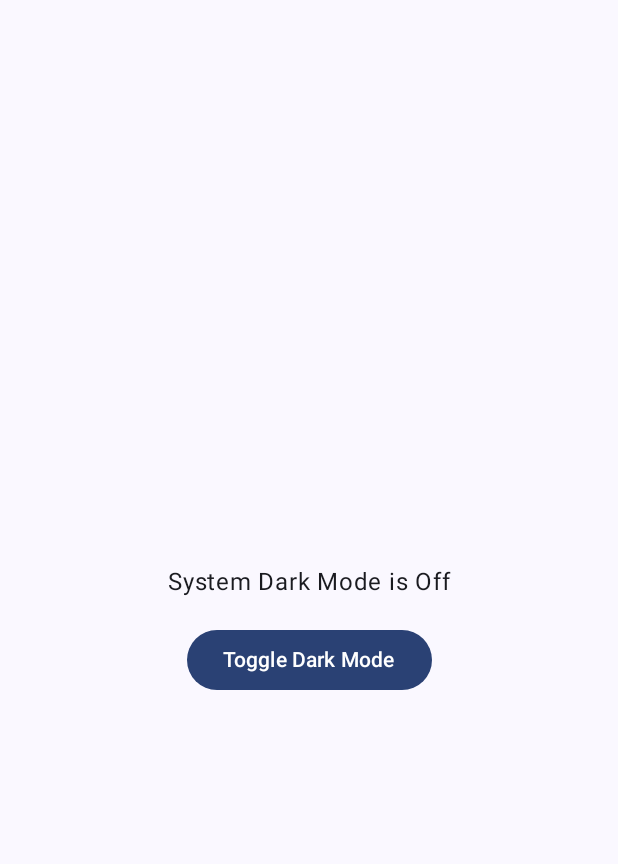
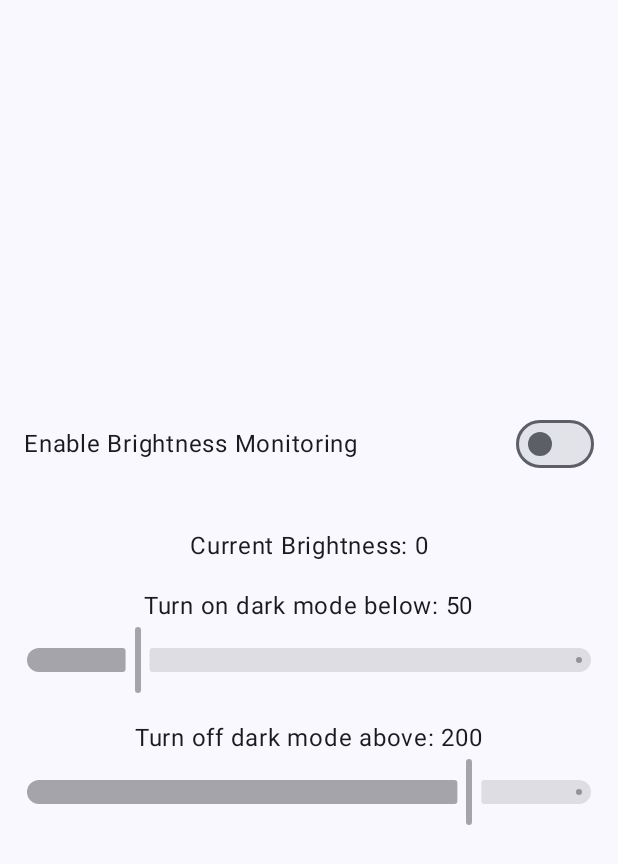
Before and after one commit to rashil2000/TurnOffTheFlash, an Android app built with Jetpack Compose: the screen it shows after launch (MainActivity), on a phone screen of 412 x 824 dp. Shown: the top 864 px of the screen. Run offline under Robolectric (Android 15) with nearby library versions, the phone set to English and light mode, and no system bars.

Commit message:
Add working implementation of foreground brightness monitoring service

```diff
--- a/app/build.gradle.kts
+++ b/app/build.gradle.kts
@@ -39,6 +39,7 @@ android {
 dependencies {
 
     implementation(libs.androidx.core.ktx)
+    implementation("androidx.datastore:datastore-preferences:1.1.1")
     implementation(libs.androidx.lifecycle.runtime.ktx)
     implementation(libs.androidx.activity.compose)
     implementation(platform(libs.androidx.compose.bom))
--- a/app/src/main/java/com/example/turnofftheflash/MainActivity.kt
+++ b/app/src/main/java/com/example/turnofftheflash/MainActivity.kt
@@ -1,41 +1,40 @@
 package com.example.turnofftheflash
 
-import android.app.UiModeManager
-import android.content.ContentResolver
-import android.content.Context
-import android.content.pm.PackageManager
+import android.content.Intent
 import android.os.Bundle
-import android.provider.Settings
 import androidx.activity.ComponentActivity
 import androidx.activity.compose.setContent
 import androidx.activity.enableEdgeToEdge
-import androidx.compose.foundation.layout.Arrangement
-import androidx.compose.foundation.layout.Column
 import androidx.compose.foundation.layout.fillMaxSize
 import androidx.compose.foundation.layout.padding
-import androidx.compose.material3.Button
 import androidx.compose.material3.Scaffold
-import androidx.compose.material3.Text
-import androidx.compose.runtime.Composable
-import androidx.compose.runtime.getValue
-import androidx.compose.runtime.mutableStateOf
-import androidx.compose.runtime.remember
-import androidx.compose.runtime.setValue
-import androidx.compose.ui.Alignment
 import androidx.compose.ui.Modifier
-import androidx.compose.ui.platform.LocalContext
-import androidx.compose.ui.tooling.preview.Preview
-import androidx.compose.ui.unit.dp
+import androidx.lifecycle.lifecycleScope
+import com.example.turnofftheflash.ui.MainScreen
 import com.example.turnofftheflash.ui.theme.TurnOffTheFlashTheme
+import kotlinx.coroutines.flow.first
+import kotlinx.coroutines.launch
 
 class MainActivity : ComponentActivity() {
+
+    private lateinit var settingsManager: SettingsManager
+
     override fun onCreate(savedInstanceState: Bundle?) {
         super.onCreate(savedInstanceState)
+        settingsManager = SettingsManager(this)
+
+        lifecycleScope.launch {
+            if (settingsManager.isServiceEnabled.first()) {
+                startForegroundService(Intent(this@MainActivity, BrightnessService::class.java))
+            }
+        }
+
         enableEdgeToEdge()
         setContent {
             TurnOffTheFlashTheme {
                 Scaffold(modifier = Modifier.fillMaxSize()) { innerPadding ->
-                    DarkModeToggler(
+                    MainScreen(
+                        settingsManager = settingsManager,
                         modifier = Modifier.padding(innerPadding)
                     )
                 }
@@ -43,90 +42,3 @@ class MainActivity : ComponentActivity() {
         }
     }
 }
-
-@Composable
-fun DarkModeToggler(modifier: Modifier = Modifier) {
-    val context = LocalContext.current
-    val contentResolver = context.contentResolver
-    val uiModeManager = remember {
-        context.getSystemService(Context.UI_MODE_SERVICE) as UiModeManager
-    }
-
-    var hasPermission by remember {
-        mutableStateOf(
-            context.checkSelfPermission(android.Manifest.permission.WRITE_SECURE_SETTINGS) == PackageManager.PERMISSION_GRANTED
-        )
-    }
-
-    var darkModeState by remember { mutableStateOf(isSystemDarkMode(contentResolver)) }
-
-    Column(
-        modifier = modifier.fillMaxSize(),
-        verticalArrangement = Arrangement.Center,
-        horizontalAlignment = Alignment.CenterHorizontally
-    ) {
-        if (hasPermission) {
-            Text(
-                text = "System Dark Mode is ${if (darkModeState) "On" else "Off"}",
-                modifier = Modifier.padding(16.dp)
-            )
-            Button(onClick = {
-                toggleSystemDarkMode(contentResolver, uiModeManager)
-                darkModeState = isSystemDarkMode(contentResolver)
-            }) {
-                Text(text = "Toggle Dark Mode")
-            }
-        } else {
-            val packageName = context.packageName
-            val adbCommand = "adb shell pm grant $packageName android.permission.WRITE_SECURE_SETTINGS"
-            Text(
-                text = "Permission not granted. Please grant it using ADB:\n\n$adbCommand",
-                modifier = Modifier.padding(16.dp)
-            )
-            Button(onClick = {
-                hasPermission =
-                    context.checkSelfPermission(android.Manifest.permission.WRITE_SECURE_SETTINGS) == PackageManager.PERMISSION_GRANTED
-                if (hasPermission) {
-                    darkModeState = isSystemDarkMode(contentResolver)
-                }
-            }) {
-                Text("Check Permission Again")
-            }
-        }
-    }
-}
-
-private const val UI_NIGHT_MODE = "ui_night_mode"
-
-private fun isSystemDarkMode(contentResolver: ContentResolver): Boolean {
-    return try {
-        Settings.Secure.getInt(contentResolver, UI_NIGHT_MODE) == 2
-    } catch (e: Settings.SettingNotFoundException) {
-        // Assume light mode if setting is not found
-        false
-    }
-}
-
-private fun toggleSystemDarkMode(contentResolver: ContentResolver, uiModeManager: UiModeManager) {
-    val isDarkMode = isSystemDarkMode(contentResolver)
-    val newMode = if (isDarkMode) 1 else 2 // 1 for light, 2 for dark
-
-    try {
-        Settings.Secure.putInt(contentResolver, UI_NIGHT_MODE, newMode)
-
-        // Cycle car mode to force-sync theme change event
-        uiModeManager.enableCarMode(UiModeManager.ENABLE_CAR_MODE_ALLOW_SLEEP)
-        uiModeManager.disableCarMode(0x0002) // 0x0002 = UiModeManager.DISABLE_CAR_MODE_ALL_PRIORITIES
-    } catch (e: SecurityException) {
-        // This will be caught if WRITE_SECURE_SETTINGS is not granted.
-        e.printStackTrace()
-    }
-}
-
-@Preview(showBackground = true)
-@Composable
-fun DarkModeTogglerPreview() {
-    TurnOffTheFlashTheme {
-        DarkModeToggler()
-    }
-}
--- /dev/null
+++ b/app/src/main/java/com/example/turnofftheflash/SettingsManager.kt
@@ -0,0 +1,56 @@
+package com.example.turnofftheflash
+
+import android.content.Context
+import androidx.datastore.core.DataStore
+import androidx.datastore.preferences.core.Preferences
+import androidx.datastore.preferences.core.booleanPreferencesKey
+import androidx.datastore.preferences.core.edit
+import androidx.datastore.preferences.core.intPreferencesKey
+import androidx.datastore.preferences.preferencesDataStore
+import kotlinx.coroutines.flow.Flow
+import kotlinx.coroutines.flow.map
+
+private val Context.dataStore: DataStore<Preferences> by preferencesDataStore(name = "settings")
+
+class SettingsManager(context: Context) {
+    private val dataStore = context.dataStore
+
+    companion object {
+        val SERVICE_ENABLED_KEY = booleanPreferencesKey("service_enabled")
+        val LOWER_BRIGHTNESS_THRESHOLD_KEY = intPreferencesKey("lower_brightness_threshold")
+        val UPPER_BRIGHTNESS_THRESHOLD_KEY = intPreferencesKey("upper_brightness_threshold")
+    }
+
+    val isServiceEnabled: Flow<Boolean> = dataStore.data
+        .map { preferences ->
+            preferences[SERVICE_ENABLED_KEY] ?: false
+        }
+
+    val lowerBrightnessThreshold: Flow<Int> = dataStore.data
+        .map { preferences ->
+            preferences[LOWER_BRIGHTNESS_THRESHOLD_KEY] ?: 50
+        }
+
+    val upperBrightnessThreshold: Flow<Int> = dataStore.data
+        .map { preferences ->
+            preferences[UPPER_BRIGHTNESS_THRESHOLD_KEY] ?: 200
+        }
+
+    suspend fun setServiceEnabled(isEnabled: Boolean) {
+        dataStore.edit { preferences ->
+            preferences[SERVICE_ENABLED_KEY] = isEnabled
+        }
+    }
+
+    suspend fun setLowerBrightnessThreshold(threshold: Int) {
+        dataStore.edit { preferences ->
+            preferences[LOWER_BRIGHTNESS_THRESHOLD_KEY] = threshold
+        }
+    }
+
+    suspend fun setUpperBrightnessThreshold(threshold: Int) {
+        dataStore.edit { preferences ->
+            preferences[UPPER_BRIGHTNESS_THRESHOLD_KEY] = threshold
+        }
+    }
+}
--- /dev/null
+++ b/app/src/main/java/com/example/turnofftheflash/ui/MainScreen.kt
@@ -0,0 +1,107 @@
+package com.example.turnofftheflash.ui
+
+import android.content.Intent
+import android.content.pm.PackageManager
+import androidx.compose.foundation.layout.*
+import androidx.compose.material3.*
+import androidx.compose.runtime.*
+import androidx.compose.ui.Alignment
+import androidx.compose.ui.Modifier
+import androidx.compose.ui.platform.LocalContext
+import androidx.compose.ui.unit.dp
+import com.example.turnofftheflash.BrightnessService
+import com.example.turnofftheflash.SettingsManager
+import kotlinx.coroutines.launch
+import kotlin.math.roundToInt
+
+@Composable
+fun MainScreen(
+    settingsManager: SettingsManager,
+    modifier: Modifier = Modifier
+) {
+    val context = LocalContext.current
+    val coroutineScope = rememberCoroutineScope()
+    val serviceIntent = remember { Intent(context, BrightnessService::class.java) }
+
+    var hasPermission by remember {
+        mutableStateOf(
+            context.checkSelfPermission(android.Manifest.permission.WRITE_SECURE_SETTINGS) == PackageManager.PERMISSION_GRANTED
+        )
+    }
+
+    val isServiceEnabled by settingsManager.isServiceEnabled.collectAsState(initial = false)
+    val lowerThreshold by settingsManager.lowerBrightnessThreshold.collectAsState(initial = 50)
+    val upperThreshold by settingsManager.upperBrightnessThreshold.collectAsState(initial = 200)
+    val currentBrightness by BrightnessService.currentBrightness.collectAsState()
+
+    Column(
+        modifier = modifier.fillMaxSize().padding(16.dp),
+        horizontalAlignment = Alignment.CenterHorizontally,
+        verticalArrangement = Arrangement.Center
+    ) {
+        if (hasPermission) {
+            Row(
+                verticalAlignment = Alignment.CenterVertically,
+                horizontalArrangement = Arrangement.SpaceBetween,
+                modifier = Modifier.fillMaxWidth()
+            ) {
+                Text(text = "Enable Brightness Monitoring")
+                Switch(
+                    checked = isServiceEnabled,
+                    onCheckedChange = { isEnabled ->
+                        coroutineScope.launch {
+                            settingsManager.setServiceEnabled(isEnabled)
+                            if (isEnabled) {
+                                context.startForegroundService(serviceIntent)
+                            } else {
+                                context.stopService(serviceIntent)
+                            }
+                        }
+                    }
+                )
+            }
+            Spacer(modifier = Modifier.height(32.dp))
+            Text(text = "Current Brightness: $currentBrightness")
+            Spacer(modifier = Modifier.height(16.dp))
+
+            Text(text = "Turn on dark mode below: $lowerThreshold")
+            Slider(
+                value = lowerThreshold.toFloat(),
+                onValueChange = { value ->
+                    coroutineScope.launch {
+                        settingsManager.setLowerBrightnessThreshold(value.roundToInt())
+                    }
+                },
+                valueRange = 0f..255f,
+                enabled = isServiceEnabled
+            )
+            Spacer(modifier = Modifier.height(16.dp))
+
+            Text(text = "Turn off dark mode above: $upperThreshold")
+            Slider(
+                value = upperThreshold.toFloat(),
+                onValueChange = { value ->
+                    coroutineScope.launch {
+                        settingsManager.setUpperBrightnessThreshold(value.roundToInt())
+                    }
+                },
+                valueRange = 0f..255f,
+                enabled = isServiceEnabled
+            )
+
+        } else {
+            val packageName = context.packageName
+            val adbCommand = "adb shell pm grant $packageName android.permission.WRITE_SECURE_SETTINGS"
+            Text(
+                text = "Permission not granted. Please grant it using ADB:\n\n$adbCommand",
+            )
+            Spacer(modifier = Modifier.height(16.dp))
+            Button(onClick = {
+                hasPermission =
+                    context.checkSelfPermission(android.Manifest.permission.WRITE_SECURE_SETTINGS) == PackageManager.PERMISSION_GRANTED
+            }) {
+                Text("Check Permission Again")
+            }
+        }
+    }
+}
```
Also changed, not shown: app/src/main/AndroidManifest.xml (+10 -0 lines), app/src/main/java/com/example/turnofftheflash/BrightnessService.kt (added, +99 -0 lines), app/src/main/java/com/example/turnofftheflash/DarkModeManager.kt (added, +38 -0 lines).
